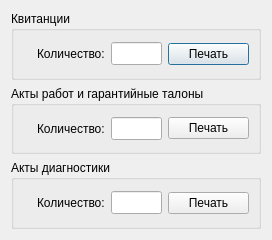
First picture: the form in RepairCenter/printhwdocuments.ui, repository Feo-d-oR/YARC, before the edit.
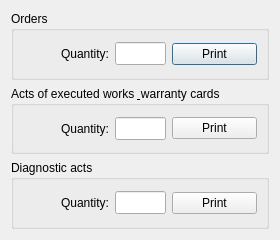
Second picture: the form after the edit. Icons and pictures are not drawn.

What changed in the file:
```diff
--- a/RepairCenter/printhwdocuments.ui
+++ b/RepairCenter/printhwdocuments.ui
@@ -6,7 +6,7 @@
    <rect>
     <x>0</x>
     <y>0</y>
-    <width>272</width>
+    <width>280</width>
     <height>240</height>
    </rect>
   </property>
@@ -27,13 +27,13 @@
    <item>
     <widget class="QGroupBox" name="groupBox">
      <property name="title">
-      <string>Квитанции</string>
+      <string>Orders</string>
      </property>
      <layout class="QHBoxLayout" name="horizontalLayout">
       <item alignment="Qt::AlignRight">
        <widget class="QLabel" name="label">
         <property name="text">
-         <string>Количество:</string>
+         <string>Quantity:</string>
         </property>
        </widget>
       </item>
@@ -50,7 +50,7 @@
       <item>
        <widget class="QPushButton" name="bPrintOrders">
         <property name="text">
-         <string>Печать</string>
+         <string>Print</string>
         </property>
         <property name="icon">
          <iconset resource="Icons.qrc">
@@ -64,13 +64,13 @@
    <item>
     <widget class="QGroupBox" name="groupBox_2">
      <property name="title">
-      <string>Акты работ и гарантийные талоны</string>
+      <string>Acts of executed works &amp; warranty cards</string>
      </property>
      <layout class="QHBoxLayout" name="horizontalLayout_2">
       <item alignment="Qt::AlignRight">
        <widget class="QLabel" name="label_2">
         <property name="text">
-         <string>Количество:</string>
+         <string>Quantity:</string>
         </property>
        </widget>
       </item>
@@ -87,7 +87,7 @@
       <item>
        <widget class="QPushButton" name="bPrintGives">
         <property name="text">
-         <string>Печать</string>
+         <string>Print</string>
         </property>
         <property name="icon">
          <iconset resource="Icons.qrc">
@@ -101,13 +101,13 @@
    <item>
     <widget class="QGroupBox" name="groupBox_3">
      <property name="title">
-      <string>Акты диагностики</string>
+      <string>Diagnostic acts</string>
      </property>
      <layout class="QHBoxLayout" name="horizontalLayout_3">
       <item alignment="Qt::AlignRight">
        <widget class="QLabel" name="label_3">
         <property name="text">
-         <string>Количество:</string>
+         <string>Quantity:</string>
         </property>
        </widget>
       </item>
@@ -124,7 +124,7 @@
       <item>
        <widget class="QPushButton" name="bPrintDiags">
         <property name="text">
-         <string>Печать</string>
+         <string>Print</string>
         </property>
         <property name="icon">
          <iconset resource="Icons.qrc">
```
Left out of the diff: 2 changed lines with no effect on the pictures.
